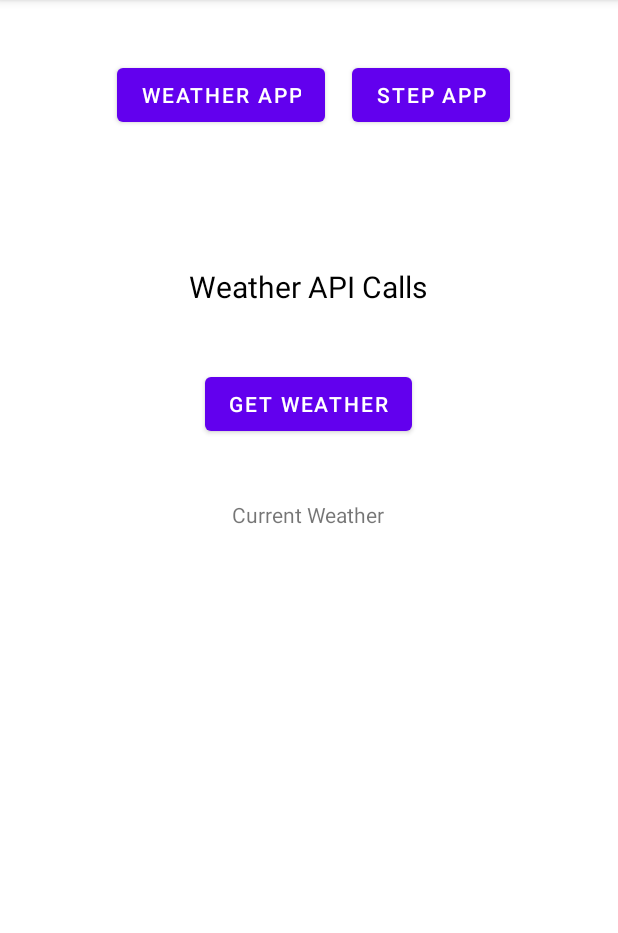
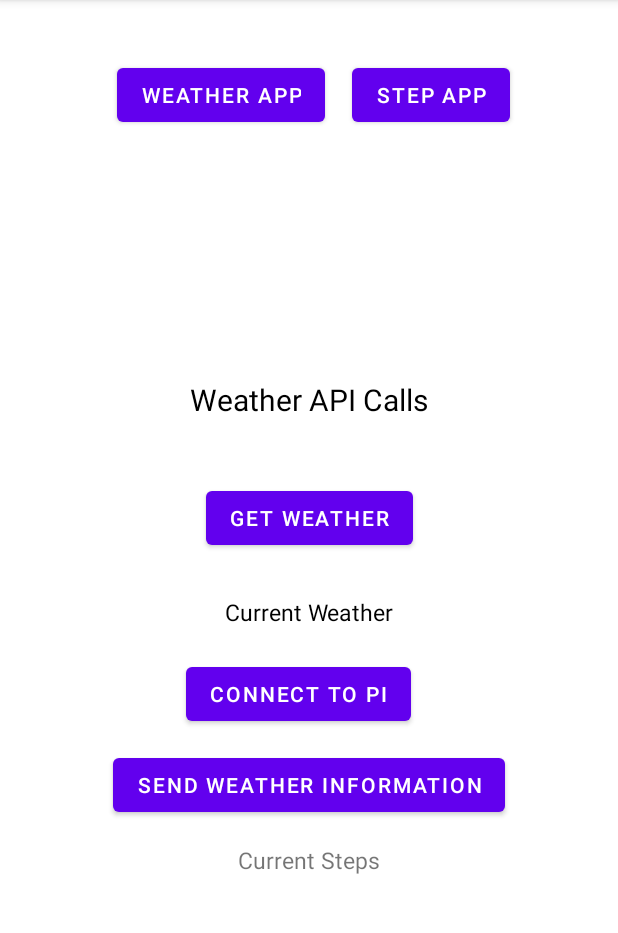
Before and after one commit to jloesch30/Iot-fall2021, an Android app: the fragment Fragment_2 placed in its activity, after a tap on "WEATHER APP", on a phone screen of 412 x 824 dp, the part 84-1017 px from its top. Run offline under Robolectric (Android 15) with nearby library versions, the phone set to English and light mode, and no system bars; our stand-ins replace Volley; libraries missing offline, so code that uses them is left out: org.eclipse.paho; network calls fail.

Commit message:
complete ms4

```diff
--- a/ms3/SampleMQTTAndroidApp-master/app/src/main/java/edu/utexas/mpc/samplemqttandroidapp/MainActivity.kt
+++ b/ms3/SampleMQTTAndroidApp-master/app/src/main/java/edu/utexas/mpc/samplemqttandroidapp/MainActivity.kt
@@ -21,7 +21,7 @@ class MainActivity : AppCompatActivity() {
     lateinit var mqttAndroidClient: MqttAndroidClient
 
     // you may need to change this depending on where your MQTT broker is running
-    val serverUri = "tcp://192.168.4.6:1883"
+    val serverUri = "tcp://192.168.4.1:1883"
     // you can use whatever name you want to here
     val clientId = "EmergingTechMQTTClient"
 
--- a/ms4/app/src/main/AndroidManifest.xml
+++ b/ms4/app/src/main/AndroidManifest.xml
@@ -5,6 +5,7 @@
     <uses-permission android:name="android.permission.INTERNET" />
     <uses-permission android:name="android.permission.ACCESS_NETWORK_STATE"/>
     <uses-permission android:name="android.permission.WAKE_LOCK"/>
+    <uses-permission android:name="android.permission.READ_PHONE_STATE"/>
 
     <application
         android:allowBackup="true"
@@ -22,6 +23,7 @@
                 <category android:name="android.intent.category.LAUNCHER" />
             </intent-filter>
         </activity>
+        <service android:name="org.eclipse.paho.android.service.MqttService" />
     </application>
 
 </manifest>
--- a/ms4/app/src/main/java/com/example/iot_ms4_java/Fragment_1.java
+++ b/ms4/app/src/main/java/com/example/iot_ms4_java/Fragment_1.java
@@ -7,6 +7,7 @@ import android.util.Log;
 import android.view.View;
 import android.widget.Button;
 import android.widget.TextView;
+import android.widget.Toast;
 
 import androidx.annotation.NonNull;
 import androidx.annotation.Nullable;
@@ -20,11 +21,31 @@ import com.android.volley.toolbox.StringRequest;
 import com.android.volley.toolbox.Volley;
 import com.google.gson.Gson;
 
+import org.eclipse.paho.android.service.MqttAndroidClient;
+import org.eclipse.paho.client.mqttv3.IMqttDeliveryToken;
+import org.eclipse.paho.client.mqttv3.IMqttToken;
+import org.eclipse.paho.client.mqttv3.MqttCallbackExtended;
+import org.eclipse.paho.client.mqttv3.MqttDeliveryToken;
+import org.eclipse.paho.client.mqttv3.MqttException;
+import org.eclipse.paho.client.mqttv3.MqttMessage;
+import org.eclipse.paho.client.mqttv3.MqttToken;
+
+import java.util.Arrays;
+import java.util.UUID;
+
 public class Fragment_1 extends Fragment {
 
+    private static final String TAG = "dubugging";
     TextView weatherTextView;
+    TextView stepsTextView;
     Button getWeatherBtn;
     Button sendWeatherBtn;
+    Button connectToPIBtn;
+    MQTTClient mqttClient;
+
+    // topics for MQTT client
+    String weatherTopic = "android/weatherTopic";
+    String subTopic = "microbit/steps";
 
     // items for API
     RequestQueue queue;
@@ -50,6 +71,8 @@ public class Fragment_1 extends Fragment {
         queue = Volley.newRequestQueue(thisContext);
         gson = new Gson();
         weatherTextView = view.findViewById(R.id.currWeatherTextView);
+        stepsTextView = view.findViewById(R.id.fragOneCurrSteps);
+        mqttClient = new MQTTClient(UUID.randomUUID().toString(), "tcp://192.168.4.1:1883", thisContext);
 
         // get weather when app is pressed
         // click listener
@@ -63,6 +86,40 @@ public class Fragment_1 extends Fragment {
                 requestWeather();
             }
         });
+
+        sendWeatherBtn = view.findViewById(R.id.sendWeatherBtn);
+
+        sendWeatherBtn.setOnClickListener(new View.OnClickListener() {
+            @Override
+            public void onClick(View v) {
+                // send data to PI via publish
+                try {
+                    sendWeather(weatherTopic, mostRecentWeather.weather[0].main);
+                } catch (Exception e) {
+                    Log.d(TAG, "onClick: There was a problem getting the weather..");
+                    CharSequence text = "Make sure that the weather has been gathered..";
+                    int duration = Toast.LENGTH_LONG;
+
+                    Toast toast = Toast.makeText(thisContext, text, duration);
+                    toast.show();
+
+                }
+            }
+        });
+
+        connectToPIBtn = view.findViewById(R.id.connectToPIBtn);
+
+        connectToPIBtn.setOnClickListener(new View.OnClickListener() {
+            @Override
+            public void onClick(View v) {
+                syncWithPI();
+            }
+        });
+    }
+
+    public void sendWeather(String publishTopic, String payload) {
+        mqttClient.publish(publishTopic, payload);
+        // get steps..
     }
 
     public void requestWeather() {
@@ -71,9 +128,12 @@ public class Fragment_1 extends Fragment {
         // Request a string response
         StringRequest stringRequest = new StringRequest(Request.Method.GET, url,
                 new Response.Listener<String>() {
+
                     @Override
                     public void onResponse(String response) {
-                        weatherTextView.setText(response.substring(0, 500));
+                        mostRecentWeather = gson.fromJson(response, WeatherResult.class);
+                        Log.d("test2", Arrays.toString(new String[]{mostRecentWeather.weather[0].main}));
+                        weatherTextView.setText(mostRecentWeather.weather[0].main);
                     }
                 },
                 new Response.ErrorListener() {
@@ -81,11 +141,41 @@ public class Fragment_1 extends Fragment {
                     @Override
                     public void onErrorResponse(VolleyError error) {
                         weatherTextView.setText("That didn't work!");
+                        CharSequence text = "Check that you are connected to the WiFi";
+                        int duration = Toast.LENGTH_LONG;
+
+                        Toast toast = Toast.makeText(thisContext, text, duration);
+                        toast.show();
                     }
                 });
 
-                queue.add(stringRequest);
+        queue.add(stringRequest);
+    }
 
-                Log.d("toString", (String) url);
+    public void syncWithPI() {
+        mqttClient.connect();
+        mqttClient.client.setCallback(new MqttCallbackExtended() {
+            @Override
+            public void connectComplete(boolean reconnect, String serverURI) {
+                Log.d(TAG, "connectComplete: Connection was successful");
+            }
+
+            @Override
+            public void connectionLost(Throwable cause) {
+
+            }
+
+            @Override
+            public void messageArrived(String topic, MqttMessage message) throws Exception {
+                String msg = message.toString();
+                stepsTextView.setText(msg.substring(msg.length() - 1));
+            }
+
+            @Override
+            public void deliveryComplete(IMqttDeliveryToken token) {
+                Log.d(TAG, "deliveryComplete: Message was delievered!");
+                mqttClient.subscribe(subTopic);
+            }
+        });
     }
 }
--- a/ms4/app/src/main/java/com/example/iot_ms4_java/Fragment_2.java
+++ b/ms4/app/src/main/java/com/example/iot_ms4_java/Fragment_2.java
@@ -1,14 +1,36 @@
 package com.example.iot_ms4_java;
 
+import android.content.Context;
 import android.os.Bundle;
 
+import androidx.annotation.NonNull;
+import androidx.annotation.Nullable;
 import androidx.fragment.app.Fragment;
 
+import android.util.Log;
 import android.view.LayoutInflater;
 import android.view.View;
 import android.view.ViewGroup;
+import android.widget.Button;
+import android.widget.TextView;
+
+import org.eclipse.paho.client.mqttv3.IMqttDeliveryToken;
+import org.eclipse.paho.client.mqttv3.MqttCallbackExtended;
+import org.eclipse.paho.client.mqttv3.MqttMessage;
+
+import java.util.UUID;
 
 public class Fragment_2 extends Fragment {
+    private static final String TAG = "dubugging";
+    TextView currStepsTextView;
+    Button sendSteps;
+    Button getSteps;
+    Button syncWithPi;
+    MQTTClient mqttClient;
+
+    Context thisContext;
+    Steps stepsObject;
+    String subTopic = "microbit/steps";
 
     public Fragment_2() {
         // Required empty public constructor
@@ -20,4 +42,48 @@ public class Fragment_2 extends Fragment {
         super.onCreate(savedInstanceState);
     }
 
+    @Override
+    public void onViewCreated(@NonNull View view, @Nullable Bundle savedInstanceState) {
+        super.onViewCreated(view, savedInstanceState);
+
+        thisContext = view.getContext();
+
+        currStepsTextView = view.findViewById(R.id.txtNumOfSteps);
+        mqttClient = new MQTTClient(UUID.randomUUID().toString(), "tcp://192.168.4.1:1883", thisContext);
+
+        // connect to PI
+        syncWithPi = view.findViewById(R.id.syncWithPiBtn);
+
+        syncWithPi.setOnClickListener(new View.OnClickListener() {
+            @Override
+            public void onClick(View v) {
+                mqttClient.connect();
+                mqttClient.client.setCallback(new MqttCallbackExtended() {
+                    @Override
+                    public void connectComplete(boolean reconnect, String serverURI) {
+                        Log.d(TAG, "connectComplete: Connection was completed");
+                        mqttClient.subscribe(subTopic);
+                    }
+
+                    @Override
+                    public void connectionLost(Throwable cause) {
+                        Log.d(TAG, "connectionLost: Connection was lost");
+                    }
+
+                    @Override
+                    public void messageArrived(String topic, MqttMessage message) throws Exception {
+                        Log.d(TAG, "messageArrived: Message has arrived");
+                        String msg = message.toString();
+                        currStepsTextView.setText(msg.substring(msg.length() - 1));
+                    }
+
+                    @Override
+                    public void deliveryComplete(IMqttDeliveryToken token) {
+
+                    }
+                });
+            }
+        });
+
+    }
 }
--- /dev/null
+++ b/ms4/app/src/main/java/com/example/iot_ms4_java/MQTTClient.java
@@ -0,0 +1,107 @@
+package com.example.iot_ms4_java;
+
+import android.content.Context;
+import android.util.Log;
+import android.widget.Toast;
+
+import androidx.lifecycle.HasDefaultViewModelProviderFactory;
+
+import org.eclipse.paho.android.service.MqttAndroidClient;
+import org.eclipse.paho.client.mqttv3.IMqttActionListener;
+import org.eclipse.paho.client.mqttv3.IMqttToken;
+import org.eclipse.paho.client.mqttv3.MqttException;
+import org.eclipse.paho.client.mqttv3.MqttMessage;
+
+public class MQTTClient {
+    private static final String TAG = "MQTT client";
+    public String clientID;
+    public String serverID;
+    public MqttAndroidClient client;
+    public Context thisContext;
+
+    public MQTTClient(String clientID, String serverID, Context thisContext) {
+       // construct client
+       this.clientID = clientID;
+       this.serverID = serverID;
+       this.thisContext = thisContext;
+    }
+
+    public void connect() {
+        Log.d(TAG, "connect: Connecting to PI");
+        client = new MqttAndroidClient(this.thisContext, this.serverID, this.clientID);
+
+        try {
+            client.connect().setActionCallback(new IMqttActionListener() {
+                @Override
+                public void onSuccess(IMqttToken asyncActionToken) {
+                    Log.d(TAG, "onSuccess: Client connected");
+                    CharSequence text = "Connection Successful";
+                    int duration = Toast.LENGTH_LONG;
+
+                    Toast toast = Toast.makeText(thisContext, text, duration);
+                    toast.show();
+                }
+
+                @Override
+                public void onFailure(IMqttToken asyncActionToken, Throwable exception) {
+                    Log.d(TAG, "onFailure: Client did not connect");
+                }
+            });
+        } catch (MqttException e) {
+            e.printStackTrace();
+        } catch (Exception e) {
+            Log.d(TAG, "connect: There was a problem..");
+        }
+    }
+
+    public void publish(String publishTopic, String payload) {
+        MqttMessage message = new MqttMessage(payload.getBytes());
+        try {
+            Log.d(TAG, "publish: Publishing message...");
+            client.publish(publishTopic, message).setActionCallback(new IMqttActionListener() {
+                @Override
+                public void onSuccess(IMqttToken asyncActionToken) {
+                    Log.d(TAG, "onSuccess: The message was sent");
+                    CharSequence text = "Published Data";
+                    int duration = Toast.LENGTH_LONG;
+
+                    Toast toast = Toast.makeText(thisContext, text, duration);
+                    toast.show();
+                }
+
+                @Override
+                public void onFailure(IMqttToken asyncActionToken, Throwable exception) {
+                    Log.d(TAG, "onFailure: The message was not sent");
+                    CharSequence text = "Publish failed :(";
+                    int duration = Toast.LENGTH_LONG;
+
+                    Toast toast = Toast.makeText(thisContext, text, duration);
+                    toast.show();
+                }
+            });
+        } catch (MqttException e) {
+            e.printStackTrace();
+        } catch (Exception e) {
+            Log.d(TAG, "publish: There was a problem");
+        }
+    }
+    public void subscribe(String subTopic) {
+        try {
+            this.client.subscribe(subTopic, 0).setActionCallback(new IMqttActionListener() {
+                @Override
+                public void onSuccess(IMqttToken asyncActionToken) {
+                    Log.d(TAG, "onSuccess: Subscribed correctly");
+                }
+
+                @Override
+                public void onFailure(IMqttToken asyncActionToken, Throwable exception) {
+
+                }
+            });
+        } catch (MqttException e) {
+            e.printStackTrace();
+        } catch (Exception e) {
+            e.printStackTrace();
+        }
+    }
+}
--- a/ms4/app/src/main/res/layout/fragment_1.xml
+++ b/ms4/app/src/main/res/layout/fragment_1.xml
@@ -11,14 +11,13 @@
         android:layout_width="wrap_content"
         android:layout_height="wrap_content"
         android:text="Weather API Calls"
+        android:textColor="@color/black"
         android:textSize="20dp"
-        android:textColor="@color/black"
         app:layout_constraintBottom_toBottomOf="parent"
         app:layout_constraintEnd_toEndOf="parent"
-        app:layout_constraintHorizontal_bias="0.498"
         app:layout_constraintStart_toStartOf="parent"
         app:layout_constraintTop_toTopOf="parent"
-        app:layout_constraintVertical_bias="0.072" />
+        app:layout_constraintVertical_bias="0.208" />
 
     <Button
         android:id="@+id/getWeatherBtn"
@@ -27,33 +26,56 @@
         android:text="Get Weather"
         app:layout_constraintBottom_toBottomOf="parent"
         app:layout_constraintEnd_toEndOf="parent"
-        app:layout_constraintHorizontal_bias="0.498"
         app:layout_constraintStart_toStartOf="parent"
         app:layout_constraintTop_toBottomOf="@+id/txtFrag1Title"
-        app:layout_constraintVertical_bias="0.087" />
+        app:layout_constraintVertical_bias="0.105" />
 
     <Button
-        android:id="@+id/button2"
+        android:id="@+id/sendWeatherBtn"
         android:layout_width="wrap_content"
         android:layout_height="wrap_content"
-        android:layout_marginBottom="400dp"
         android:text="Send Weather Information"
         app:layout_constraintBottom_toBottomOf="parent"
         app:layout_constraintEnd_toEndOf="parent"
-        app:layout_constraintHorizontal_bias="0.496"
         app:layout_constraintStart_toStartOf="parent"
-        app:layout_constraintTop_toBottomOf="@+id/currWeatherTextView" />
+        app:layout_constraintTop_toBottomOf="@+id/connectToPIBtn"
+        app:layout_constraintVertical_bias="0.07" />
 
     <TextView
         android:id="@+id/currWeatherTextView"
         android:layout_width="wrap_content"
         android:layout_height="wrap_content"
-        android:layout_marginTop="40dp"
+        android:layout_marginTop="28dp"
         android:text="Current Weather"
+        android:textColor="@color/black"
+        android:textSize="15dp"
         app:layout_constraintEnd_toEndOf="parent"
-        app:layout_constraintHorizontal_bias="0.498"
         app:layout_constraintStart_toStartOf="parent"
         app:layout_constraintTop_toBottomOf="@+id/getWeatherBtn" />
 
+    <Button
+        android:id="@+id/connectToPIBtn"
+        android:layout_width="wrap_content"
+        android:layout_height="wrap_content"
+        android:layout_marginTop="20dp"
+        android:text="Connect to PI"
+        app:layout_constraintEnd_toEndOf="parent"
+        app:layout_constraintHorizontal_bias="0.469"
+        app:layout_constraintStart_toStartOf="parent"
+        app:layout_constraintTop_toBottomOf="@+id/currWeatherTextView" />
+
+    <TextView
+        android:id="@+id/fragOneCurrSteps"
+        android:layout_width="wrap_content"
+        android:layout_height="wrap_content"
+        android:layout_marginTop="15dp"
+        android:text="Current Steps"
+        android:textSize="15dp"
+        app:layout_constraintBottom_toBottomOf="parent"
+        app:layout_constraintEnd_toEndOf="parent"
+        app:layout_constraintStart_toStartOf="parent"
+        app:layout_constraintTop_toBottomOf="@+id/sendWeatherBtn"
+        app:layout_constraintVertical_bias="0.0" />
+
 
 </androidx.constraintlayout.widget.ConstraintLayout>
--- a/ms4/build.gradle
+++ b/ms4/build.gradle
@@ -3,6 +3,9 @@ buildscript {
     repositories {
         google()
         mavenCentral()
+        maven {
+            url "https://repo.eclipse.org/content/repositories/paho-snapshots/"
+        }
     }
     dependencies {
         classpath "com.android.tools.build:gradle:7.0.3"
```
Also changed, not shown: ms4/app/build.gradle (+8 -0 lines), ms4/app/src/main/java/com/example/iot_ms4_java/Steps.java (added, +8 -0 lines), ms4/app/src/main/java/com/example/iot_ms4_java/Weather.java (+10 -4 lines), ms4/app/src/main/java/com/example/iot_ms4_java/WeatherResult.java (+13 -6 lines), ms4/app/src/main/res/layout/fragment_2.xml (+25 -2 lines), 1 other file.
